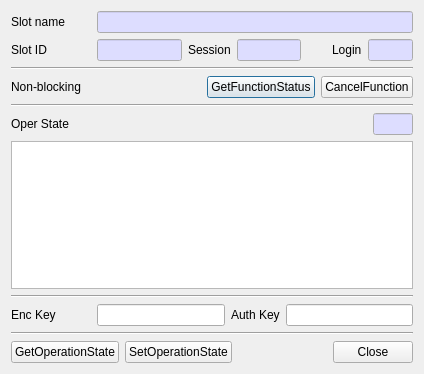
Above: CryptokiMan/oper_state_dlg.ui from jykim74/CryptokiMan before the change. Below: the same form after it.
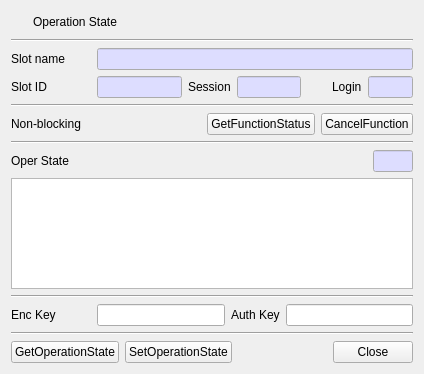
That is the form after the change. Icons and pictures are not drawn.

Patch:
```diff
--- a/CryptokiMan/oper_state_dlg.ui
+++ b/CryptokiMan/oper_state_dlg.ui
@@ -14,6 +14,50 @@
    <string>Operation State</string>
   </property>
   <layout class="QVBoxLayout" name="verticalLayout">
+   <item>
+    <layout class="QGridLayout" name="gridLayout_7">
+     <item row="0" column="0">
+      <widget class="QPushButton" name="pushButton">
+       <property name="minimumSize">
+        <size>
+         <width>16</width>
+         <height>0</height>
+        </size>
+       </property>
+       <property name="maximumSize">
+        <size>
+         <width>16</width>
+         <height>16777215</height>
+        </size>
+       </property>
+       <property name="text">
+        <string/>
+       </property>
+       <property name="icon">
+        <iconset resource="cryptokiman.qrc">
+         <normaloff>:/images/operation.png</normaloff>:/images/operation.png</iconset>
+       </property>
+       <property name="flat">
+        <bool>true</bool>
+       </property>
+      </widget>
+     </item>
+     <item row="0" column="1">
+      <widget class="QLabel" name="label_7">
+       <property name="text">
+        <string>Operation State</string>
+       </property>
+      </widget>
+     </item>
+    </layout>
+   </item>
+   <item>
+    <widget class="Line" name="line_5">
+     <property name="orientation">
+      <enum>Qt::Horizontal</enum>
+     </property>
+    </widget>
+   </item>
    <item>
     <layout class="QGridLayout" name="gridLayout_5">
      <item row="0" column="0">
```
Left out of the diff: 4 changed lines with no effect on the pictures.
